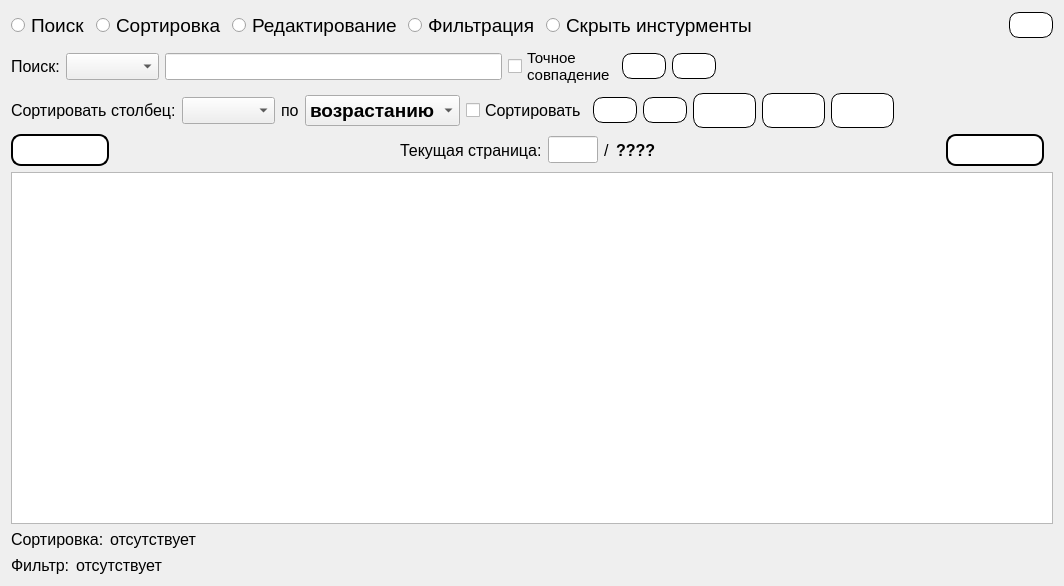
Before: the Qt Designer form Gui/TabWidgets/Admin/activetables.ui in MyEdit/Casino_Client, drawn with Qt 5.
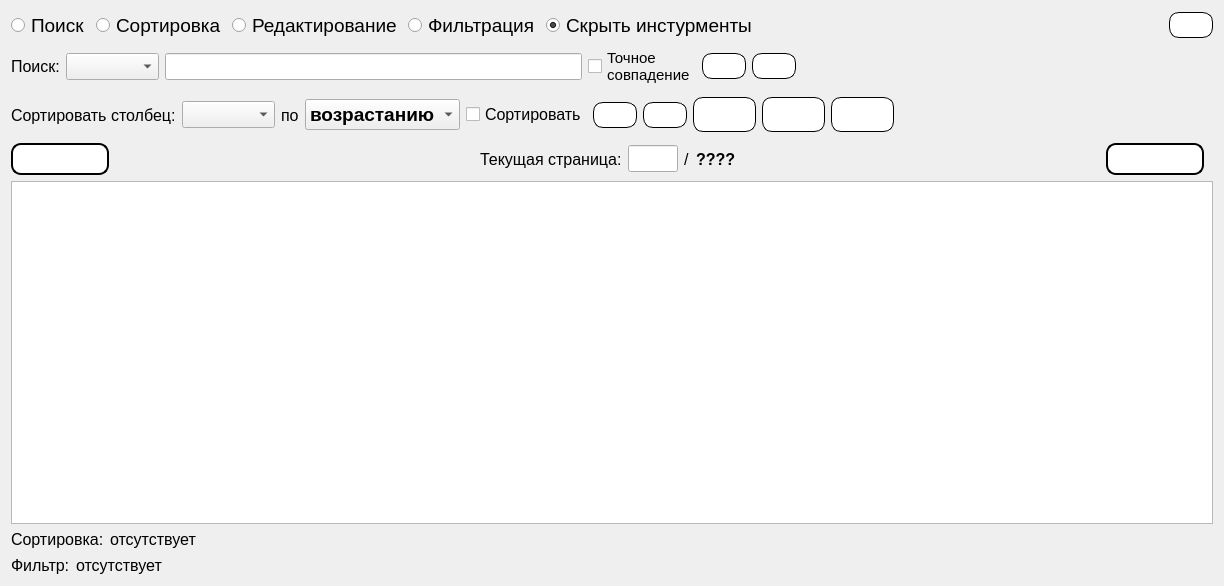
After: the same form once the commit is applied. Icons and pictures are not drawn.

Diff of the .ui file:
```diff
--- a/Gui/TabWidgets/Admin/activetables.ui
+++ b/Gui/TabWidgets/Admin/activetables.ui
@@ -6,7 +6,7 @@
    <rect>
     <x>0</x>
     <y>0</y>
-    <width>1064</width>
+    <width>1224</width>
     <height>586</height>
    </rect>
   </property>
@@ -79,6 +79,9 @@
        <property name="text">
         <string>Скрыть инстурменты</string>
        </property>
+       <property name="checked">
+        <bool>true</bool>
+       </property>
       </widget>
      </item>
      <item>
@@ -271,6 +274,12 @@
     <layout class="QHBoxLayout" name="horizontalLayout_8">
      <item>
       <widget class="QLabel" name="label_3">
+       <property name="minimumSize">
+        <size>
+         <width>0</width>
+         <height>44</height>
+        </size>
+       </property>
        <property name="font">
         <font>
          <family>Segoe UI</family>
```
Left out of the diff: 33 changed lines with no effect on the pictures.
